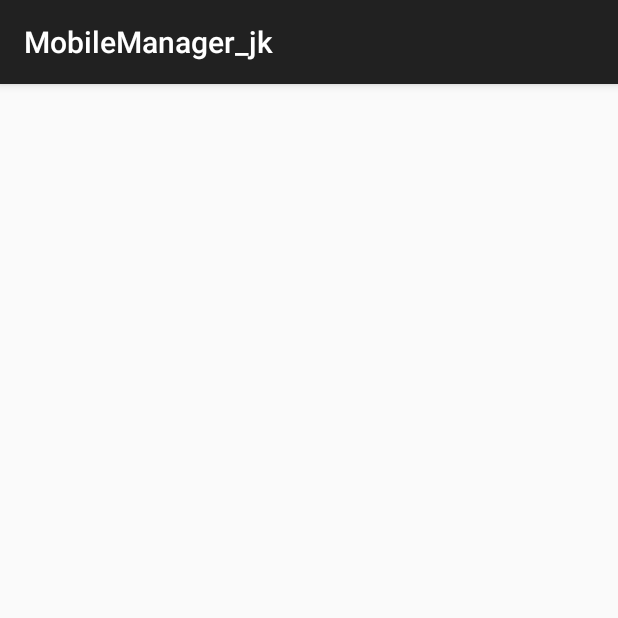
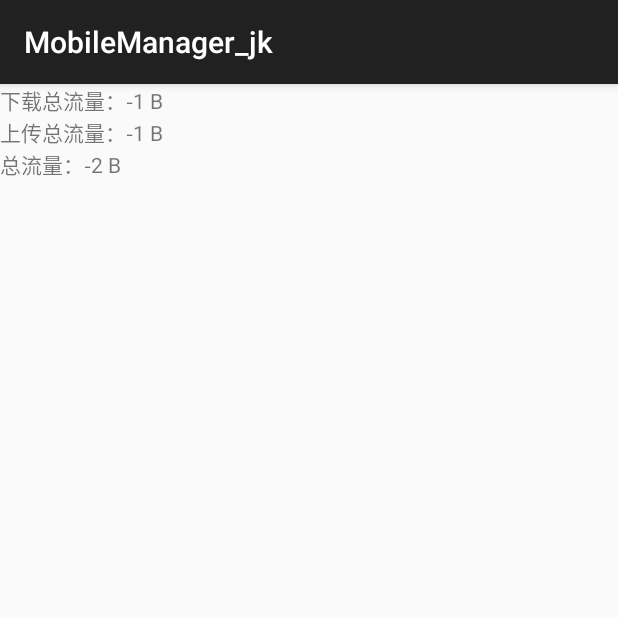
Before and after one commit to akindone/MobileManager, an Android app: the DataUsageActivity screen opened directly, with no data from a screen before it, on a phone screen of 412 x 824 dp, the top half of it. Run offline under Robolectric (Android 15) with nearby library versions, the phone set to English and light mode, and no system bars.

```diff
--- a/app/src/main/java/com/jike/DAO/LockAppDao.java
+++ b/app/src/main/java/com/jike/DAO/LockAppDao.java
@@ -51,7 +51,7 @@ public class LockAppDao {
     }
 
     /**
-     * 可以一次性把所有的packagename拿到
+     * 可以一次性把所有的packagename拿到系统内存里
      * @return
      */
     public ArrayList<String> getAllPackagename(){
--- a/app/src/main/java/com/jike/mobilemanager_jk/DataUsageActivity.java
+++ b/app/src/main/java/com/jike/mobilemanager_jk/DataUsageActivity.java
@@ -5,7 +5,7 @@ import android.net.TrafficStats;
 import android.os.Bundle;
 import android.support.v7.app.ActionBarActivity;
 import android.text.format.Formatter;
-import android.util.Log;
+import android.widget.TextView;
 
 import com.jike.utils.PackageUtils;
 
@@ -18,15 +18,23 @@ public class DataUsageActivity extends ActionBarActivity {
         super.onCreate(savedInstanceState);
         setContentView(R.layout.activity_data_usage);
 
+        TextView tv_datausage_rx = (TextView) findViewById(R.id.tv_datausage_rx);
+        TextView tv_datausage_tx = (TextView) findViewById(R.id.tv_datausage_tx);
+        TextView tv_datausage_total = (TextView) findViewById(R.id.tv_datausage_total);
+
+
         TrafficStats trafficStats = new TrafficStats();
         long mobileTxBytes = trafficStats.getMobileTxBytes();
         long mobileRxBytes = trafficStats.getMobileRxBytes();
+        long total = mobileRxBytes+mobileTxBytes;
 
         String txSize = Formatter.formatFileSize(this, mobileTxBytes);
         String rxSize = Formatter.formatFileSize(this, mobileRxBytes);
+        String totalSize = Formatter.formatFileSize(this, total);
 
-        Log.e("DataUsageActivity","txSize:"+txSize);
-        Log.e("DataUsageActivity", "rxSize:" + rxSize);
+        tv_datausage_rx.setText("下载总流量："+rxSize);
+        tv_datausage_tx.setText("上传总流量："+txSize);
+        tv_datausage_total.setText("总流量："+totalSize);
 
         List<ApplicationInfo> infoList = PackageUtils.getApplicationInfoList(this);
         for (ApplicationInfo info :
@@ -36,7 +44,7 @@ public class DataUsageActivity extends ActionBarActivity {
             long uidTxBytes = trafficStats.getUidTxBytes(uid);
             String uidRxSize = Formatter.formatFileSize(this, uidRxBytes);
             String uidTxSize = Formatter.formatFileSize(this, uidTxBytes);
-            Log.e("DataUsageActivity",info.packageName+"---uidRxSize:"+uidRxSize+",uidTxSize"+uidTxSize);
+//            Log.e("DataUsageActivity",info.packageName+"---uidRxSize:"+uidRxSize+",uidTxSize"+uidTxSize);
         }
 
 
--- a/app/src/main/java/com/jike/mobilemanager_jk/PreThiefEnd.java
+++ b/app/src/main/java/com/jike/mobilemanager_jk/PreThiefEnd.java
@@ -31,4 +31,8 @@ public class PreThiefEnd extends Activity {
     public void gotoSetupStart(View v){
         startActivity(new Intent(PreThiefEnd.this,PreThiefSetup1.class) );
     }
+
+    public void gotoHome(View view) {
+        startActivity(new Intent(PreThiefEnd.this,Home.class) );
+    }
 }
--- a/app/src/main/java/com/jike/mobilemanager_jk/PreThiefSetup3.java
+++ b/app/src/main/java/com/jike/mobilemanager_jk/PreThiefSetup3.java
@@ -31,10 +31,10 @@ public class PreThiefSetup3 extends MyBaseActivity {
     }
 */
 
-    // way2 自己实现应该listview
+    // way2 自己实现一个listview
     public void gotoContactList(View v){
         Intent intent = new Intent(this, MyContactView.class);
-        intent.setType(ContactsContract.CommonDataKinds.Phone.CONTENT_TYPE);
+//        intent.setType(ContactsContract.CommonDataKinds.Phone.CONTENT_TYPE);
         startActivityForResult(intent, 200);
     }
 
--- a/app/src/main/java/com/jike/utils/PackageUtils.java
+++ b/app/src/main/java/com/jike/utils/PackageUtils.java
@@ -33,18 +33,9 @@ public class PackageUtils {
     public PackageUtils() {
     }
 
-    /**
-     * 清除应用缓存
-     * @param packageName
-     */
-    public static void clearCache(String packageName) {
-
-    }
-
 
     /**
      * 获取应用的缓存大小,因为涉及多线程 所以每次最好获取一次
-     *
      */
     public static String getAppCacheSize(Context ctx,String packagename) {
 
--- a/app/src/main/res/layout/activity_data_usage.xml
+++ b/app/src/main/res/layout/activity_data_usage.xml
@@ -1,12 +1,21 @@
 <?xml version="1.0" encoding="utf-8"?>
-<RelativeLayout xmlns:android="http://schemas.android.com/apk/res/android"
+<LinearLayout xmlns:android="http://schemas.android.com/apk/res/android"
     xmlns:tools="http://schemas.android.com/tools"
     android:layout_width="match_parent"
     android:layout_height="match_parent"
-    android:paddingBottom="@dimen/activity_vertical_margin"
-    android:paddingLeft="@dimen/activity_horizontal_margin"
-    android:paddingRight="@dimen/activity_horizontal_margin"
-    android:paddingTop="@dimen/activity_vertical_margin"
+    android:orientation="vertical"
     tools:context="com.jike.mobilemanager_jk.DataUsageActivity">
+    <TextView
+        android:layout_width="match_parent"
+        android:layout_height="wrap_content"
+        android:id="@+id/tv_datausage_rx"/>
+    <TextView
+        android:layout_width="match_parent"
+        android:layout_height="wrap_content"
+        android:id="@+id/tv_datausage_tx"/>
+    <TextView
+        android:layout_width="match_parent"
+        android:layout_height="wrap_content"
+        android:id="@+id/tv_datausage_total"/>
 
-</RelativeLayout>
+</LinearLayout>
--- a/app/src/main/res/layout/activity_pre_thief_end.xml
+++ b/app/src/main/res/layout/activity_pre_thief_end.xml
@@ -46,6 +46,11 @@
         android:layout_height="wrap_content"
         android:text="重新进入设置向导"
         android:onClick="gotoSetupStart"/>
+    <Button
+        android:layout_width="match_parent"
+        android:layout_height="wrap_content"
+        android:text="返回主页"
+        android:onClick="gotoHome"/>
     <!-- part 5 -->
     <TextView
         android:layout_width="match_parent"
```
Also changed, not shown: app/src/main/res/drawable/bt_setup_bg.xml (indentation only).
